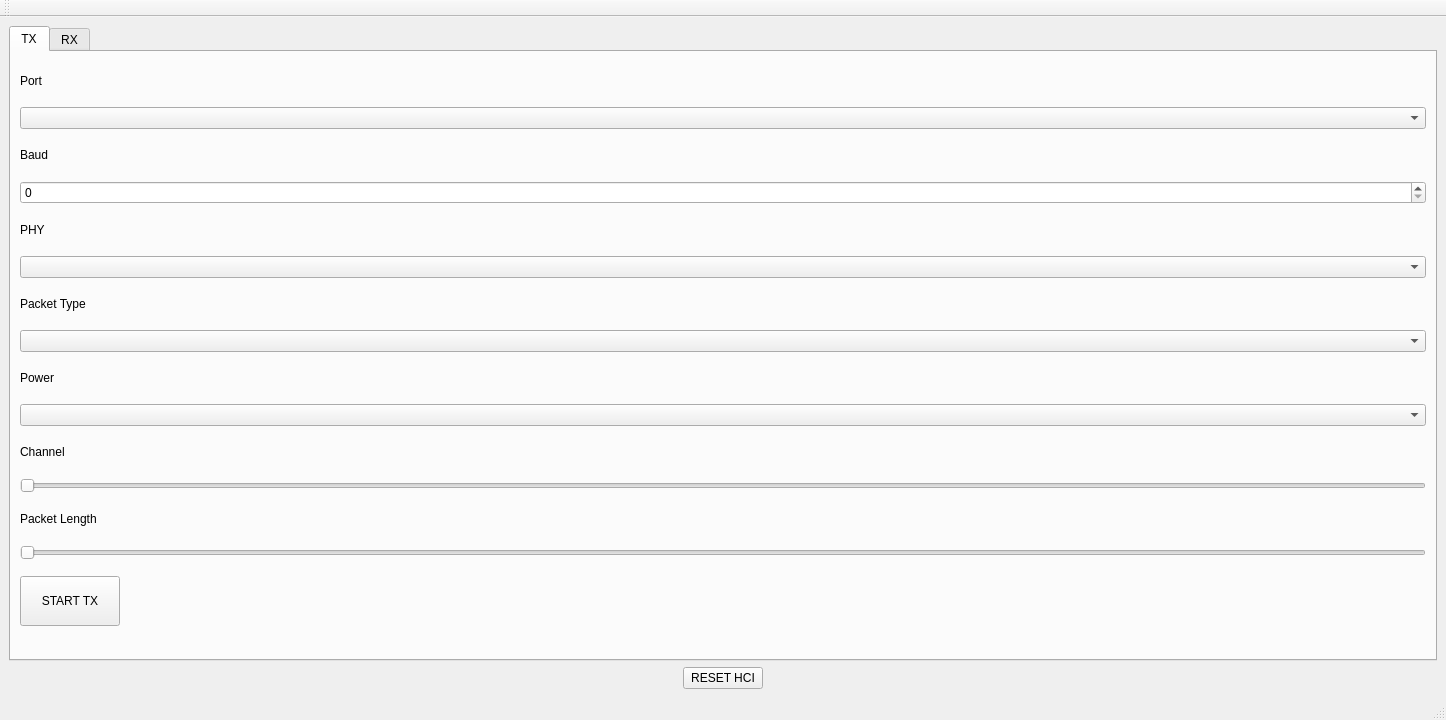
Qt form src/dtm/src/dtm_tool.ui (Analog-Devices-MSDK/MAX-BLE-Toolkit) before a commit.
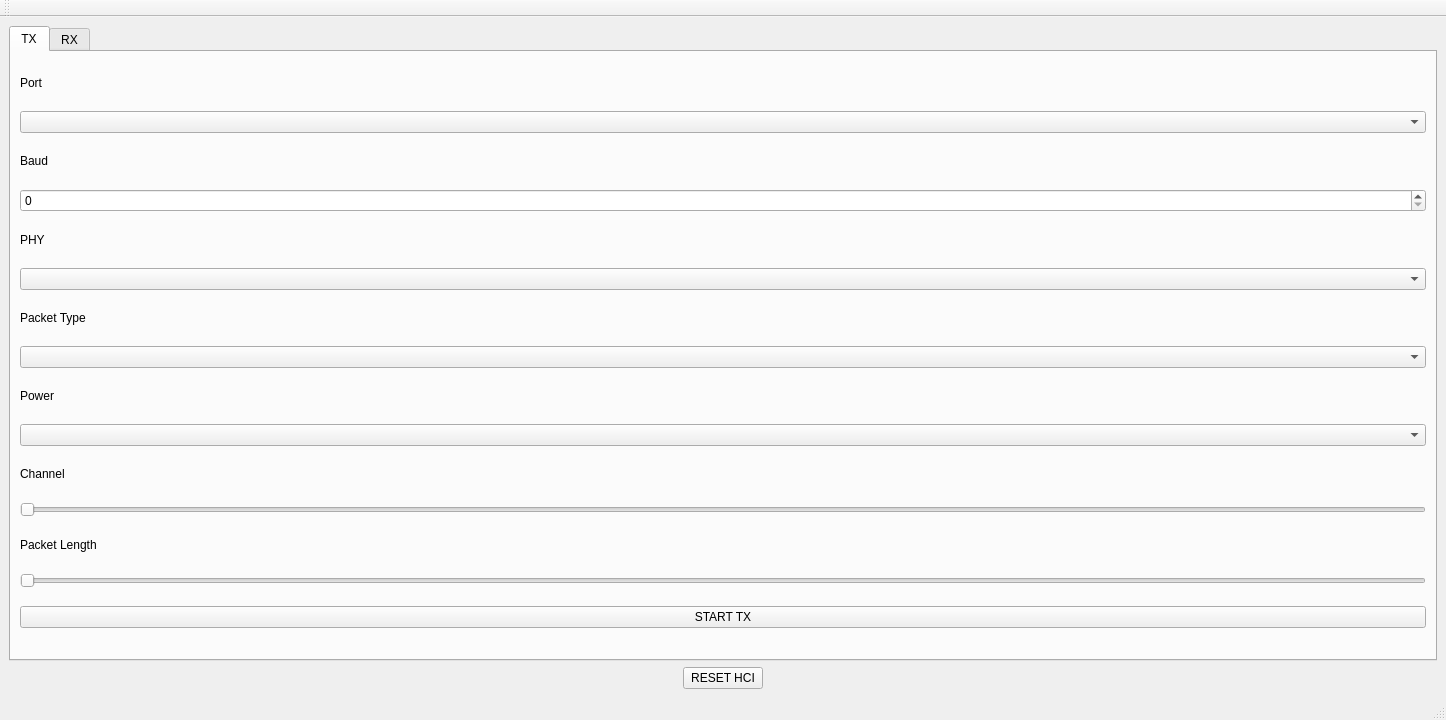
The same form after that commit. The open tabs and pages were chosen to show the change.

Diff of the .ui file:
```diff
--- a/src/dtm/src/dtm_tool.ui
+++ b/src/dtm/src/dtm_tool.ui
@@ -179,8 +179,8 @@
              <widget class="QPushButton" name="start_stop_btn_tx">
               <property name="maximumSize">
                <size>
-                <width>100</width>
-                <height>50</height>
+                <width>16777215</width>
+                <height>16777215</height>
                </size>
               </property>
               <property name="text">
```
Left out of the diff: 2 changed lines with no effect on the pictures.
